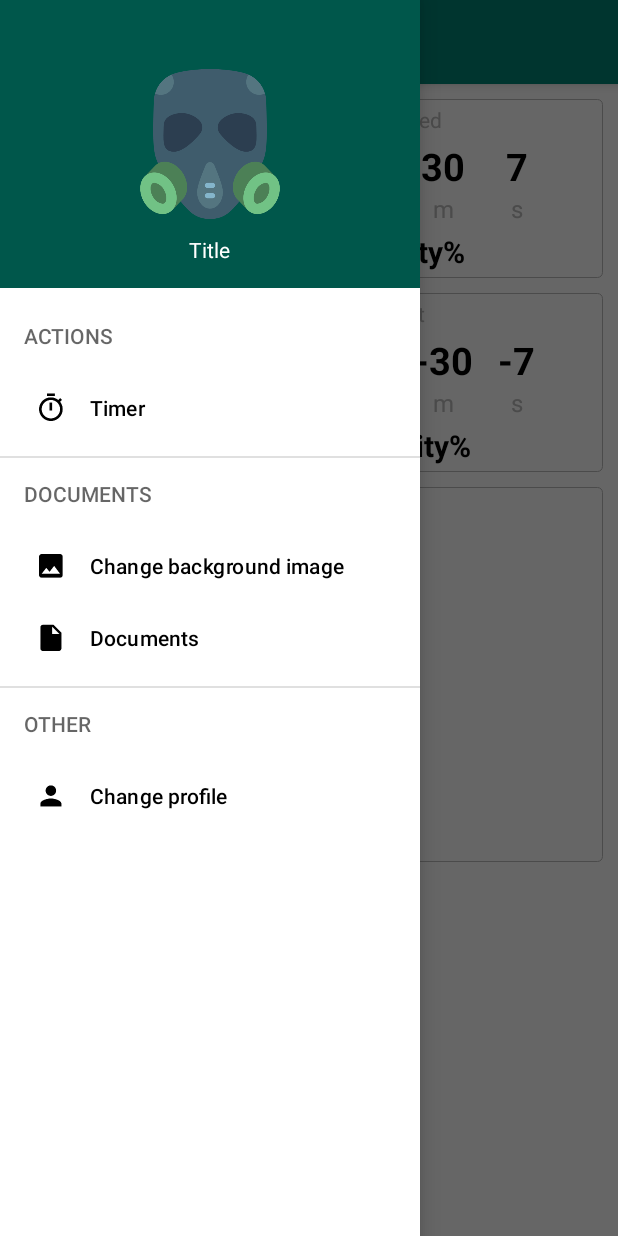
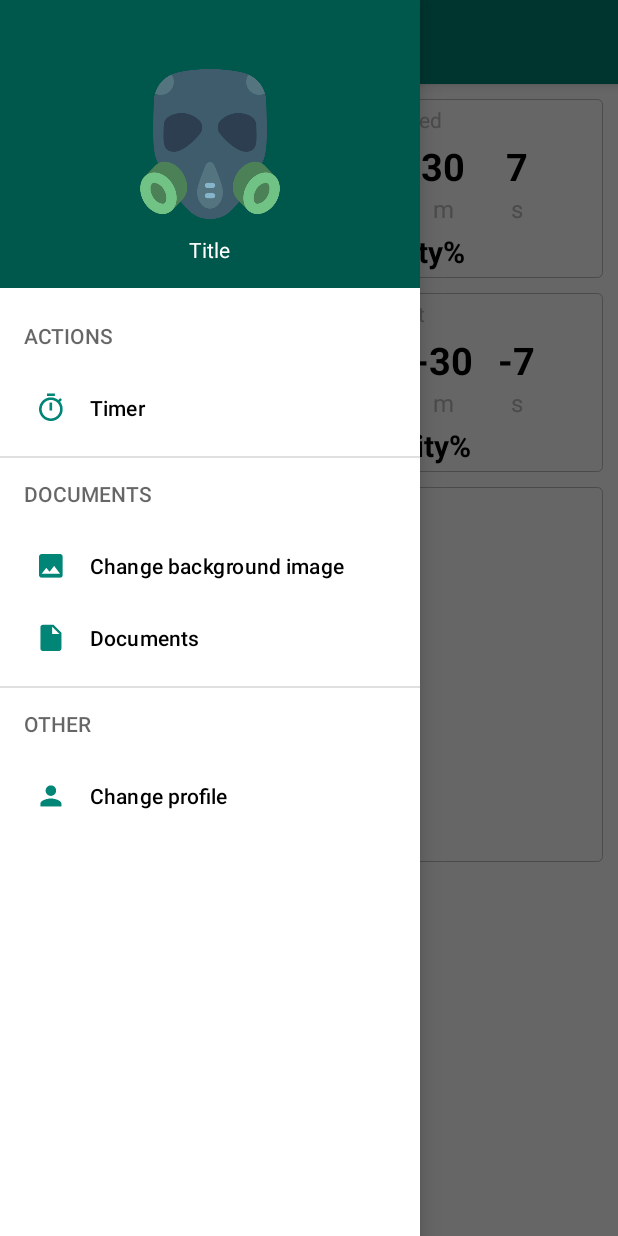
Before and after one commit to TheVigor/DembelIsComing, an Android app: the MainActivity screen opened directly, with no data from a screen before it, with the side drawer open, on a phone screen of 412 x 824 dp. Run offline under Robolectric (Android 15) with nearby library versions, the phone set to English and light mode, and no system bars; our stand-ins replace CircleImageView, data binding, navigation-ui; libraries missing offline, so code that uses them is left out: com.github.mikephil.charting; 2 statements that could not run were skipped.

Commit message:
animations beween fragments added

```diff
--- a/app/src/main/res/layout/activity_main.xml
+++ b/app/src/main/res/layout/activity_main.xml
@@ -43,6 +43,7 @@
             android:layout_width="wrap_content"
             android:layout_height="match_parent"
             android:layout_gravity="start"
+            app:itemIconTint="@color/colorPrimary"
             app:headerLayout="@layout/nav_header"
             app:menu="@menu/menu_navigation"/>
 
--- a/app/src/main/res/navigation/main_graph.xml
+++ b/app/src/main/res/navigation/main_graph.xml
@@ -14,9 +14,13 @@
                 app:exitAnim="@anim/slide_out_left"
                 app:popEnterAnim="@anim/slide_in_right"
                 app:popExitAnim="@anim/slide_out_right"/>
-        <action android:id="@+id/action_mainFragment_to_documentsFragment" app:destination="@id/drillDocFragment"/>
+        <action android:id="@+id/action_mainFragment_to_documentsFragment" app:destination="@id/drillDocFragment"
+                app:enterAnim="@anim/slide_in_right" app:exitAnim="@anim/slide_out_left"
+                app:popEnterAnim="@anim/slide_in_left" app:popExitAnim="@anim/slide_out_right"/>
         <action android:id="@+id/action_mainFragment_to_backgroundPhotoFragment"
-                app:destination="@id/backgroundPhotoFragment"/>
+                app:destination="@id/backgroundPhotoFragment" app:enterAnim="@anim/slide_in_right"
+                app:exitAnim="@anim/slide_out_left" app:popEnterAnim="@anim/slide_in_left"
+                app:popExitAnim="@anim/slide_out_right"/>
     </fragment>
     <fragment android:id="@+id/settingsFragment"
               android:name="com.noble.activity.dembeliscoming.fragments.main.SettingsFragment"
@@ -26,7 +30,9 @@
               android:name="com.noble.activity.dembeliscoming.fragments.main.DrillDocFragment"
               android:label="DrillDocFragment">
         <action android:id="@+id/action_drillDocFragment_to_drillDocDetailFragment"
-                app:destination="@id/drillDocDetailFragment"/>
+                app:destination="@id/drillDocDetailFragment" app:enterAnim="@anim/slide_in_right"
+                app:exitAnim="@anim/slide_out_left" app:popEnterAnim="@anim/slide_in_left"
+                app:popExitAnim="@anim/slide_out_right"/>
     </fragment>
     <fragment android:id="@+id/backgroundPhotoFragment"
               android:name="com.noble.activity.dembeliscoming.fragments.main.BackgroundPhotoFragment"
--- a/app/src/main/res/navigation/splash_graph.xml
+++ b/app/src/main/res/navigation/splash_graph.xml
@@ -18,7 +18,8 @@
         <action android:id="@+id/splashToMain"
                 app:destination="@id/mainActivity"
                 app:popUpTo="@+id/splash_graph"
-                app:popUpToInclusive="true"/>
+                app:popUpToInclusive="true" app:enterAnim="@anim/slide_in_right" app:exitAnim="@anim/slide_out_left"
+                app:popEnterAnim="@anim/slide_in_left" app:popExitAnim="@anim/slide_out_right"/>
     </fragment>
     <fragment android:id="@+id/loginFragment"
               android:name="com.noble.activity.dembeliscoming.fragments.splash.LoginFragment"
```
